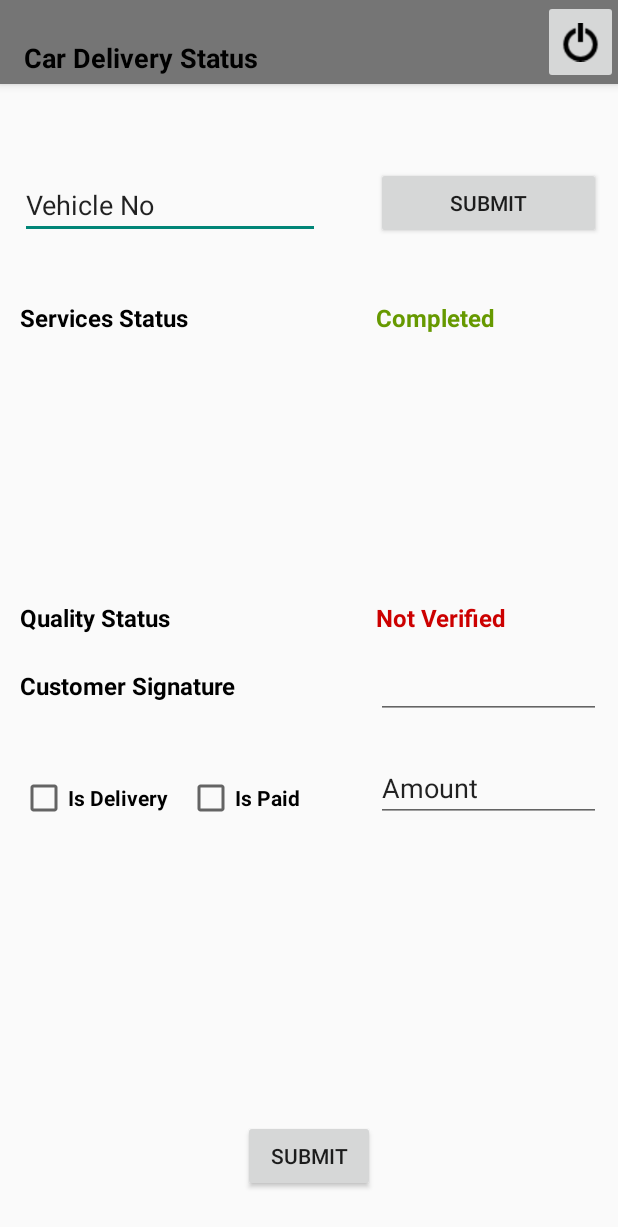
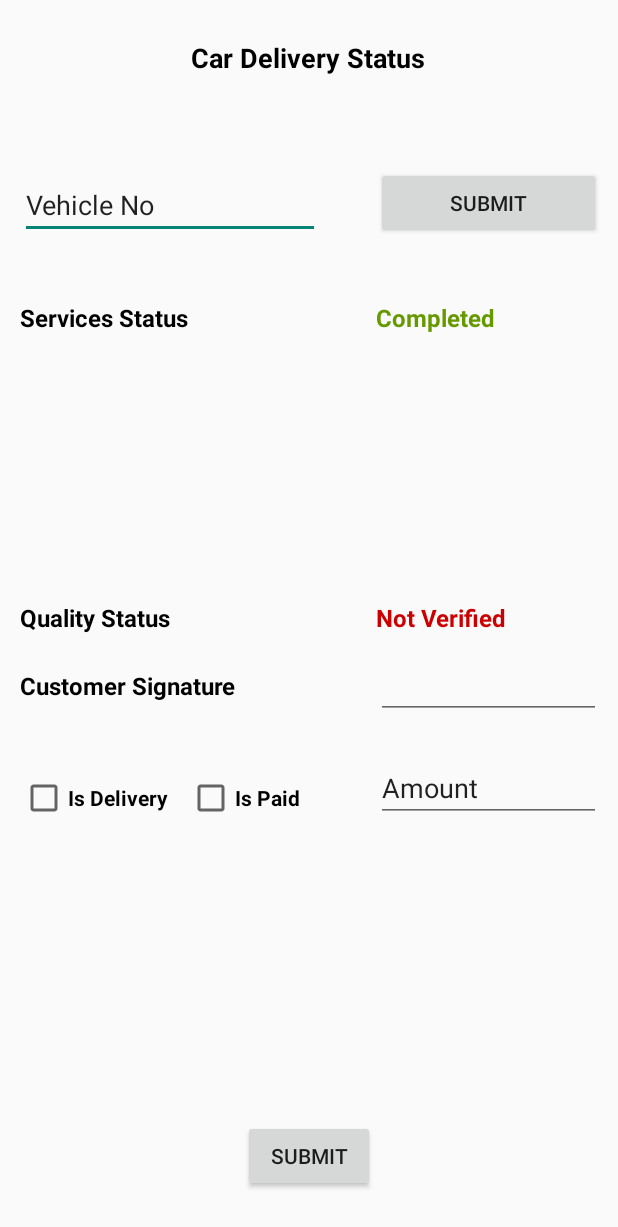
Before and after one commit to eteks/serapp, an Android app: the layout car_delivery.xml on its own in the app's theme, with its tools: preview values and no code run, on a phone screen of 412 x 824 dp. Shown: the top 1227 px of the screen. Run offline under Robolectric (Android 15) with nearby library versions, the phone set to English and light mode, and no system bars.

```diff
--- a/app/src/main/java/com/example/user/mahindra/CarDelivery.java
+++ b/app/src/main/java/com/example/user/mahindra/CarDelivery.java
@@ -5,6 +5,7 @@ import android.os.Bundle;
 import android.support.v7.widget.Toolbar;
 import android.view.View;
 import android.widget.Button;
+import android.widget.ImageButton;
 
 
 public class CarDelivery extends AppCompatActivity {
@@ -15,7 +16,7 @@ public class CarDelivery extends AppCompatActivity {
         setContentView(R.layout.car_delivery);
         Toolbar myToolbar = (Toolbar) findViewById(R.id.custom_toolbar);
         setSupportActionBar(myToolbar);
-        Button logout = (Button) findViewById(R.id.logout);
+        ImageButton logout = (ImageButton) findViewById(R.id.logout);
         logout.setOnClickListener(new View.OnClickListener() {
             @Override
             public void onClick(View view) {
--- a/app/src/main/res/layout/car_delivery.xml
+++ b/app/src/main/res/layout/car_delivery.xml
@@ -6,39 +6,39 @@
     xmlns:app="http://schemas.android.com/apk/res-auto"
     tools:context="com.example.user.mahindra.CarDelivery">
 
-    <android.support.v7.widget.Toolbar
-        android:id="@+id/custom_toolbar"
-        android:layout_width="match_parent"
-        android:layout_height="?attr/actionBarSize"
-        android:background="?attr/colorPrimaryDark"
-        android:elevation="4dp"
-        android:theme="@style/ThemeOverlay.AppCompat.ActionBar"
-        app:popupTheme="@style/ThemeOverlay.AppCompat.Dark">
+    <!--<android.support.v7.widget.Toolbar-->
+        <!--android:id="@+id/custom_toolbar"-->
+        <!--android:layout_width="match_parent"-->
+        <!--android:layout_height="?attr/actionBarSize"-->
+        <!--android:background="?attr/colorPrimaryDark"-->
+        <!--android:elevation="4dp"-->
+        <!--android:theme="@style/ThemeOverlay.AppCompat.ActionBar"-->
+        <!--app:popupTheme="@style/ThemeOverlay.AppCompat.Dark">-->
 
-        <TextView
-            android:id="@+id/textView1"
-            android:layout_width="wrap_content"
-            android:layout_height="wrap_content"
-            android:layout_marginTop="26dp"
-            android:text="Car Delivery Status"
-            android:textAlignment="textStart"
-            android:textColor="@android:color/black"
-            android:textSize="18sp"
-            android:textStyle="bold"
-            android:layout_alignParentTop="true"
-            android:layout_centerHorizontal="true" />
+        <!--<TextView-->
+            <!--android:id="@+id/textView1"-->
+            <!--android:layout_width="wrap_content"-->
+            <!--android:layout_height="wrap_content"-->
+            <!--android:layout_marginTop="26dp"-->
+            <!--android:text="Car Delivery Status"-->
+            <!--android:textAlignment="textStart"-->
+            <!--android:textColor="@android:color/black"-->
+            <!--android:textSize="18sp"-->
+            <!--android:textStyle="bold"-->
+            <!--android:layout_alignParentTop="true"-->
+            <!--android:layout_centerHorizontal="true" />-->
 
-        <ImageButton
-            android:id="@+id/logout"
-            android:layout_width="50dp"
-            android:layout_height="match_parent"
-            android:layout_gravity="top|right"
-            android:adjustViewBounds="false"
-            android:onClick="loggingOut"
-            android:scaleType="fitCenter"
-            android:src="@drawable/logout" />
+        <!--<ImageButton-->
+            <!--android:id="@+id/logout"-->
+            <!--android:layout_width="50dp"-->
+            <!--android:layout_height="match_parent"-->
+            <!--android:layout_gravity="top|right"-->
+            <!--android:adjustViewBounds="false"-->
+            <!--android:onClick="loggingOut"-->
+            <!--android:scaleType="fitCenter"-->
+            <!--android:src="@drawable/logout" />-->
 
-    </android.support.v7.widget.Toolbar>
+    <!--</android.support.v7.widget.Toolbar>-->
 
     <TextView
         android:id="@+id/textView1"
--- a/app/src/main/res/layout/service_dashboard.xml
+++ b/app/src/main/res/layout/service_dashboard.xml
@@ -17,15 +17,15 @@
         android:theme="@style/ThemeOverlay.AppCompat.ActionBar"
         app:popupTheme="@style/ThemeOverlay.AppCompat.Dark">
 
-           <TextView
-                android:id="@+id/username"
-                android:layout_width="wrap_content"
-                android:layout_height="wrap_content"
-                android:gravity="right"
-                android:layout_marginLeft="175dp"
-                android:textColor="@android:color/black"
-                android:textSize="18sp"
-                android:textStyle="bold" />
+           <!--<TextView-->
+                <!--android:id="@+id/username"-->
+                <!--android:layout_width="wrap_content"-->
+                <!--android:layout_height="wrap_content"-->
+                <!--android:gravity="right"-->
+                <!--android:layout_marginLeft="175dp"-->
+                <!--android:textColor="@android:color/black"-->
+                <!--android:textSize="18sp"-->
+                <!--android:textStyle="bold" />-->
 
             <ImageButton
                 android:id="@+id/logout"
```
Also changed, not shown: 1 other file.
